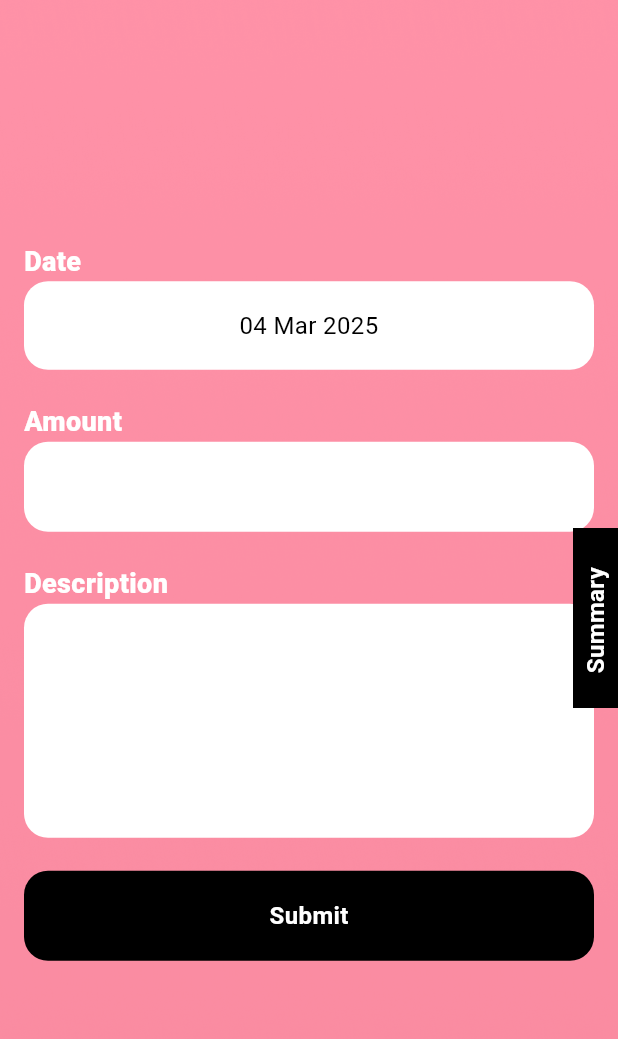
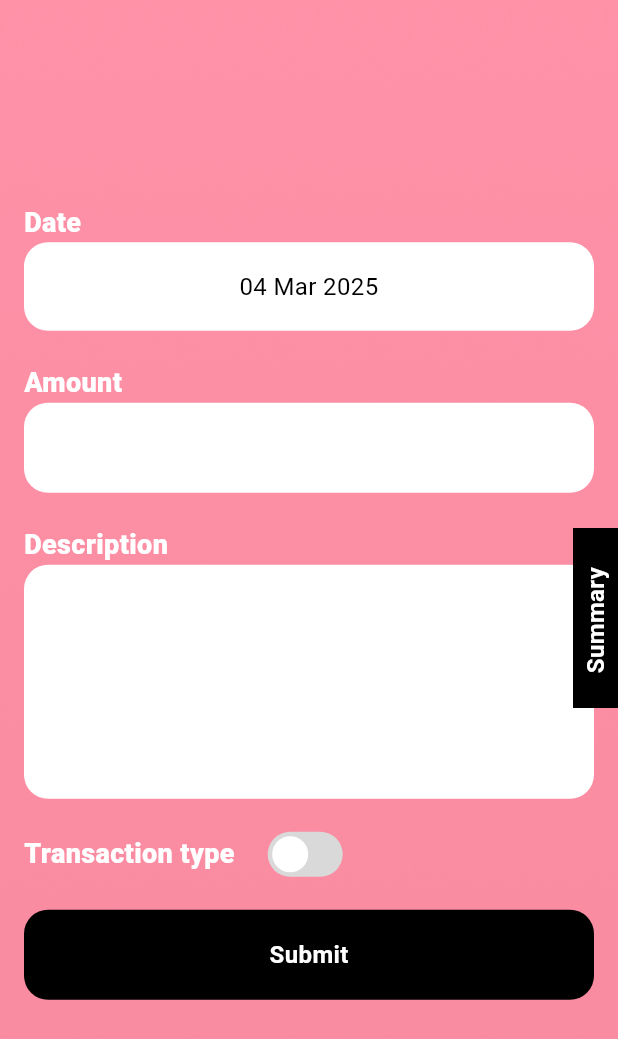
Before and after one commit to justsaagar/personal-income-expense, a Flutter app: the screen it shows after launch, on a phone screen of 412 x 824 dp. Shown: the top 1039 px of the screen. Run offline on Flutter 3.47's test engine with Material 3 defaults, Android fonts, the phone set to English and light mode, and no system bars; our stand-ins replace cached_network_image, cloud_firestore, connectivity_plus, device_info_plus, dropdown_button2, firebase_auth and 13 more; accounts and stored records are empty; generated files the repository leaves out were written again.

Commit message:
Add. :Transaction tyype

```diff
--- /dev/null
+++ b/lib/app/widgets/app_switch.dart
@@ -0,0 +1,82 @@
+import 'package:flutter/material.dart';
+import 'package:untitled/app/constant/color_constant.dart';
+import 'package:untitled/app/utills/dimension.dart';
+
+class AppSwitch extends StatefulWidget {
+  final bool initialValue;
+  final ValueChanged<bool> onChanged;
+
+  const AppSwitch({required this.onChanged, super.key, this.initialValue = false});
+
+  @override
+  AppSwitchState createState() => AppSwitchState();
+}
+
+class AppSwitchState extends State<AppSwitch> with SingleTickerProviderStateMixin {
+  late bool isOn;
+  late AnimationController _controller;
+  late Animation<double> _animation;
+
+  @override
+  void initState() {
+    super.initState();
+    isOn = widget.initialValue;
+
+    _controller = AnimationController(
+      vsync: this,
+      duration: const Duration(milliseconds: 250),
+    );
+
+    _animation = Tween<double>(begin: 0, end: 1).animate(_controller);
+
+    if (isOn) {
+      _controller.value = 1;
+    }
+  }
+
+  void toggleSwitch() {
+    setState(() {
+      isOn = !isOn;
+      isOn ? _controller.forward() : _controller.reverse();
+    });
+    widget.onChanged(isOn);
+  }
+
+  @override
+  Widget build(BuildContext context) {
+    return GestureDetector(
+      onTap: toggleSwitch,
+      child: AnimatedContainer(
+        duration: const Duration(milliseconds: 250),
+        width: Dimens.widthSemiNormal,
+        height: Dimens.heightExtraSmallMedium,
+        decoration: BoxDecoration(
+          borderRadius: BorderRadius.circular(20),
+          color: isOn ? AppColorConstant.appLightPurple : AppColorConstant.appLightGrey,
+        ),
+        child: Stack(
+          children: [
+            Align(
+              alignment: Alignment.lerp(Alignment.centerLeft, Alignment.centerRight, _animation.value)!,
+              child: Container(
+                margin: const EdgeInsets.all(3),
+                width: 24,
+                height: 24,
+                decoration: const BoxDecoration(
+                  shape: BoxShape.circle,
+                  color: AppColorConstant.appWhite,
+                ),
+              ),
+            ),
+          ],
+        ),
+      ),
+    );
+  }
+
+  @override
+  void dispose() {
+    _controller.dispose();
+    super.dispose();
+  }
+}
--- a/lib/controller/onboarding_controller.dart
+++ b/lib/controller/onboarding_controller.dart
@@ -76,4 +76,9 @@ class FinanceController extends GetxController {
     await utillsRepository.addTransactionData(transactionModel);
     RouteHelper.instance.goToOnBoarding();
   }
+
+  void manageType(bool value) {
+    isIncome = value;
+    update();
+  }
 }
--- a/lib/screen/finance_module/transaction_screen/transaction_screen.dart
+++ b/lib/screen/finance_module/transaction_screen/transaction_screen.dart
@@ -7,6 +7,7 @@ import 'package:untitled/app/utills/date_utils.dart';
 import 'package:untitled/app/utills/dimension.dart';
 import 'package:untitled/app/widgets/app_background.dart';
 import 'package:untitled/app/widgets/app_button.dart';
+import 'package:untitled/app/widgets/app_switch.dart';
 import 'package:untitled/app/widgets/app_text.dart';
 import 'package:untitled/app/widgets/app_text_form_field.dart';
 import 'package:untitled/controller/onboarding_controller.dart';
@@ -71,6 +72,14 @@ class TransactionScreenState extends State<TransactionScreen> {
                     controller: financeController?.descEditingController,
                   ),
                   const SizedBox(height: 22),
+                  Row(
+                    children: [
+                      const AppText('Transaction type', fontWeight: FontWeight.w800, fontSize: 18),
+                      const SizedBox(width: 22),
+                      AppSwitch(onChanged: (value) => financeController?.manageType(value), initialValue: financeController?.isIncome),
+                    ],
+                  ),
+                  const SizedBox(height: 22),
                   AppButton(title: 'Submit', onTap: () => financeController?.submitTransaction()),
                   const SizedBox(height: 22),
                 ],
```
